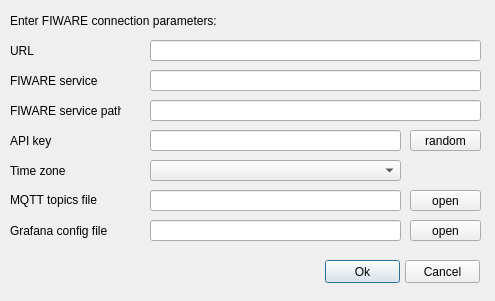
ErnestoVivas/FiBEM, file src/gui/fiware_config_dialog_ui.ui: the form before one commit.
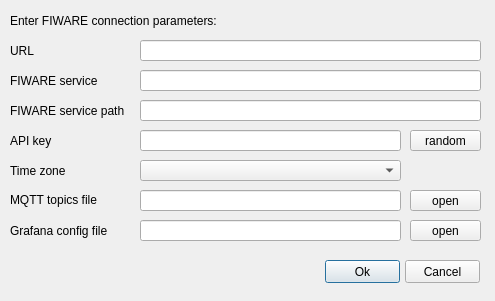
The form after the commit.

Patch:
```diff
--- a/src/gui/fiware_config_dialog_ui.ui
+++ b/src/gui/fiware_config_dialog_ui.ui
@@ -43,7 +43,7 @@
     <rect>
      <x>10</x>
      <y>40</y>
-     <width>111</width>
+     <width>121</width>
      <height>21</height>
     </rect>
    </property>
@@ -56,7 +56,7 @@
     <rect>
      <x>10</x>
      <y>130</y>
-     <width>111</width>
+     <width>121</width>
      <height>21</height>
     </rect>
    </property>
@@ -69,7 +69,7 @@
     <rect>
      <x>10</x>
      <y>70</y>
-     <width>111</width>
+     <width>121</width>
      <height>21</height>
     </rect>
    </property>
@@ -82,7 +82,7 @@
     <rect>
      <x>10</x>
      <y>100</y>
-     <width>111</width>
+     <width>131</width>
      <height>21</height>
     </rect>
    </property>
@@ -95,7 +95,7 @@
     <rect>
      <x>10</x>
      <y>160</y>
-     <width>111</width>
+     <width>121</width>
      <height>21</height>
     </rect>
    </property>
@@ -108,7 +108,7 @@
     <rect>
      <x>10</x>
      <y>190</y>
-     <width>111</width>
+     <width>121</width>
      <height>20</height>
     </rect>
    </property>
@@ -121,7 +121,7 @@
     <rect>
      <x>10</x>
      <y>220</y>
-     <width>111</width>
+     <width>121</width>
      <height>21</height>
     </rect>
    </property>
@@ -132,9 +132,9 @@
   <widget class="QLineEdit" name="line_edit_url">
    <property name="geometry">
     <rect>
-     <x>150</x>
+     <x>140</x>
      <y>40</y>
-     <width>331</width>
+     <width>341</width>
      <height>21</height>
     </rect>
    </property>
@@ -142,9 +142,9 @@
   <widget class="QLineEdit" name="line_edit_api_key">
    <property name="geometry">
     <rect>
-     <x>150</x>
+     <x>140</x>
      <y>130</y>
-     <width>251</width>
+     <width>261</width>
      <height>21</height>
     </rect>
    </property>
@@ -152,9 +152,9 @@
   <widget class="QLineEdit" name="line_edit_fiware_service">
    <property name="geometry">
     <rect>
-     <x>150</x>
+     <x>140</x>
      <y>70</y>
-     <width>331</width>
+     <width>341</width>
      <height>21</height>
     </rect>
    </property>
@@ -162,9 +162,9 @@
   <widget class="QLineEdit" name="line_edit_fiware_service_path">
    <property name="geometry">
     <rect>
-     <x>150</x>
+     <x>140</x>
      <y>100</y>
-     <width>331</width>
+     <width>341</width>
      <height>21</height>
     </rect>
    </property>
@@ -172,9 +172,9 @@
   <widget class="QComboBox" name="combo_box_time_zone">
    <property name="geometry">
     <rect>
-     <x>150</x>
+     <x>140</x>
      <y>160</y>
-     <width>251</width>
+     <width>261</width>
      <height>21</height>
     </rect>
    </property>
@@ -182,9 +182,9 @@
   <widget class="QLineEdit" name="line_edit_mqtt_topics_file">
    <property name="geometry">
     <rect>
-     <x>150</x>
+     <x>140</x>
      <y>190</y>
-     <width>251</width>
+     <width>261</width>
      <height>21</height>
     </rect>
    </property>
@@ -208,9 +208,9 @@
   <widget class="QLineEdit" name="line_edit_grafana_config_file">
    <property name="geometry">
     <rect>
-     <x>150</x>
+     <x>140</x>
      <y>220</y>
-     <width>251</width>
+     <width>261</width>
      <height>21</height>
     </rect>
    </property>
```
